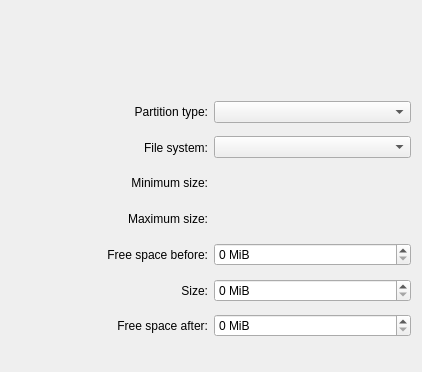
First picture: the form in src/gui/sizedialogwidgetbase.ui, repository KDE/partitionmanager, before the edit.
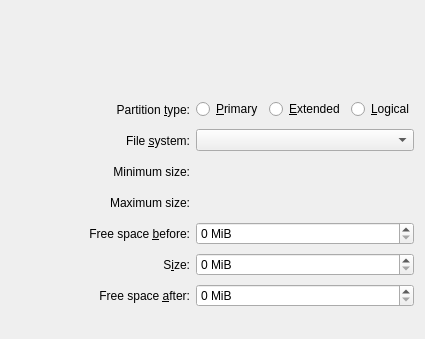
Second picture: the form after the edit. Custom widgets are drawn as their Qt base class.

Commit message: HIG improvements: Use radio buttons instead of combo box for partition role; also add buddies and shortcuts.

Patch:
```diff
--- a/src/gui/sizedialogwidgetbase.ui
+++ b/src/gui/sizedialogwidgetbase.ui
@@ -5,8 +5,8 @@
    <rect>
     <x>0</x>
     <y>0</y>
-    <width>421</width>
-    <height>372</height>
+    <width>425</width>
+    <height>339</height>
    </rect>
   </property>
   <layout class="QVBoxLayout" name="verticalLayout" >
@@ -53,16 +53,16 @@
         </sizepolicy>
        </property>
        <property name="text" >
-        <string comment="@label:listbox" >Partition type:</string>
+        <string comment="@label:listbox" >Partition &amp;type:</string>
        </property>
        <property name="alignment" >
         <set>Qt::AlignRight|Qt::AlignTrailing|Qt::AlignVCenter</set>
        </property>
+       <property name="buddy" >
+        <cstring>m_RadioPrimary</cstring>
+       </property>
       </widget>
      </item>
-     <item row="0" column="1" >
-      <widget class="KComboBox" name="m_ComboRole" />
-     </item>
      <item row="1" column="0" >
       <widget class="QLabel" name="m_LabelFileSystem" >
        <property name="sizePolicy" >
@@ -72,11 +72,14 @@
         </sizepolicy>
        </property>
        <property name="text" >
-        <string comment="@label:listbox" >File system:</string>
+        <string comment="@label:listbox" >File &amp;system:</string>
        </property>
        <property name="alignment" >
         <set>Qt::AlignRight|Qt::AlignTrailing|Qt::AlignVCenter</set>
        </property>
+       <property name="buddy" >
+        <cstring>m_ComboFileSystem</cstring>
+       </property>
       </widget>
      </item>
      <item row="1" column="1" >
@@ -99,8 +102,7 @@
       </widget>
      </item>
      <item row="2" column="1" >
-      <widget class="QLabel" name="m_LabelMinSize" >
-      </widget>
+      <widget class="QLabel" name="m_LabelMinSize" />
      </item>
      <item row="3" column="0" >
       <widget class="QLabel" name="label_5" >
@@ -119,8 +121,7 @@
       </widget>
      </item>
      <item row="3" column="1" >
-      <widget class="QLabel" name="m_LabelMaxSize" >
-      </widget>
+      <widget class="QLabel" name="m_LabelMaxSize" />
      </item>
      <item row="4" column="0" >
       <widget class="QLabel" name="label" >
@@ -131,17 +132,20 @@
         </sizepolicy>
        </property>
        <property name="text" >
-        <string comment="@label:listbox" >Free space before:</string>
+        <string comment="@label:listbox" >Free space &amp;before:</string>
        </property>
        <property name="alignment" >
         <set>Qt::AlignRight|Qt::AlignTrailing|Qt::AlignVCenter</set>
        </property>
+       <property name="buddy" >
+        <cstring>m_SpinFreeBefore</cstring>
+       </property>
       </widget>
      </item>
      <item row="4" column="1" >
       <widget class="QSpinBox" name="m_SpinFreeBefore" >
        <property name="suffix" >
-        <string comment="@label:spinbox"> MiB</string>
+        <string comment="@label:spinbox" > MiB</string>
        </property>
        <property name="minimum" >
         <number>0</number>
@@ -160,17 +164,20 @@
         </sizepolicy>
        </property>
        <property name="text" >
-        <string comment="@label:listbox" >Size:</string>
+        <string comment="@label:listbox" >S&amp;ize:</string>
        </property>
        <property name="alignment" >
         <set>Qt::AlignRight|Qt::AlignTrailing|Qt::AlignVCenter</set>
        </property>
+       <property name="buddy" >
+        <cstring>m_SpinCapacity</cstring>
+       </property>
       </widget>
      </item>
      <item row="5" column="1" >
       <widget class="QSpinBox" name="m_SpinCapacity" >
        <property name="suffix" >
-        <string comment="@label:spinbox"> MiB</string>
+        <string comment="@label:spinbox" > MiB</string>
        </property>
        <property name="minimum" >
         <number>0</number>
@@ -189,17 +196,20 @@
         </sizepolicy>
        </property>
        <property name="text" >
-        <string comment="@label:listbox" >Free space after:</string>
+        <string comment="@label:listbox" >Free space &amp;after:</string>
        </property>
        <property name="alignment" >
         <set>Qt::AlignRight|Qt::AlignTrailing|Qt::AlignVCenter</set>
        </property>
+       <property name="buddy" >
+        <cstring>m_SpinFreeAfter</cstring>
+       </property>
       </widget>
      </item>
      <item row="6" column="1" >
       <widget class="QSpinBox" name="m_SpinFreeAfter" >
        <property name="suffix" >
-        <string comment="@label:spinbox"> MiB</string>
+        <string comment="@label:spinbox" > MiB</string>
        </property>
        <property name="minimum" >
         <number>0</number>
@@ -209,6 +219,31 @@
        </property>
       </widget>
      </item>
+     <item row="0" column="1" >
+      <layout class="QHBoxLayout" name="horizontalLayout" >
+       <item>
+        <widget class="QRadioButton" name="m_RadioPrimary" >
+         <property name="text" >
+          <string>&amp;Primary</string>
+         </property>
+        </widget>
+       </item>
+       <item>
+        <widget class="QRadioButton" name="m_RadioExtended" >
+         <property name="text" >
+          <string>&amp;Extended</string>
+         </property>
+        </widget>
+       </item>
+       <item>
+        <widget class="QRadioButton" name="m_RadioLogical" >
+         <property name="text" >
+          <string>&amp;Logical</string>
+         </property>
+        </widget>
+       </item>
+      </layout>
+     </item>
     </layout>
    </item>
    <item>
```
Left out of the diff: 9 changed lines with no effect on the pictures. The commit also changes 3 other files.
